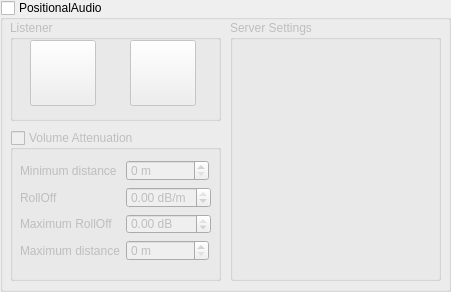
Old version of the form src/positional_audio/groupbox_positional_audio.ui in the repository thorwe/CrossTalk.
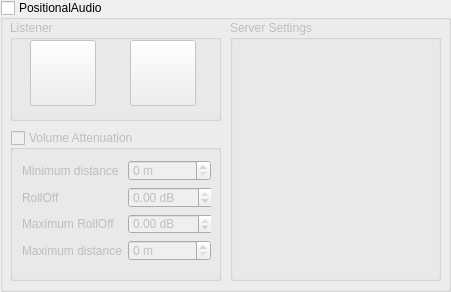
New version of the form. Icons and pictures are not drawn. Custom widgets are drawn as their Qt base class.

Diff of the .ui file:
```diff
--- a/src/positional_audio/groupbox_positional_audio.ui
+++ b/src/positional_audio/groupbox_positional_audio.ui
@@ -159,7 +159,7 @@
         </size>
        </property>
        <property name="suffix">
-        <string notr="true"> dB/m</string>
+        <string notr="true"> dB</string>
        </property>
        <property name="minimum">
         <double>-200.000000000000000</double>
```
